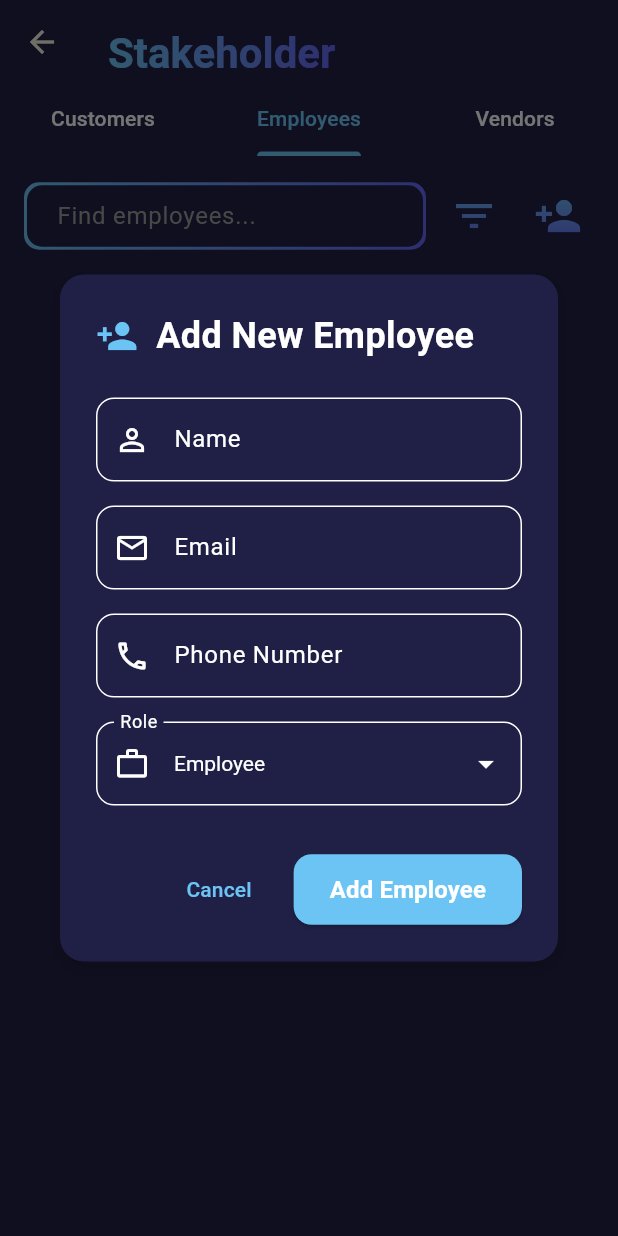
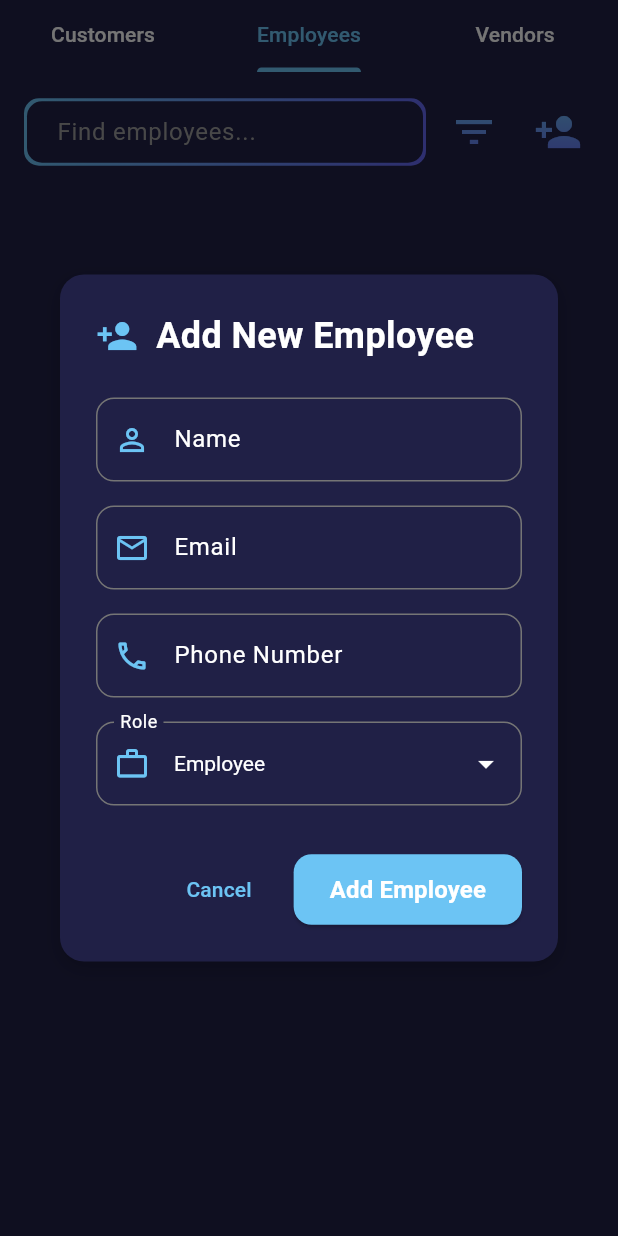
Before and after one commit to FiveM-UIT/OOD-SE100.P13-GoodGadget, a Flutter app: the StakeholderScreen screen opened directly, tab 2 chosen, after a tap on the "person add" icon, on a phone screen of 412 x 824 dp. Run offline on Flutter 3.47's test engine with Material 3 defaults, Android fonts, the phone set to English and light mode, and no system bars; our stand-ins replace bloc, cloud_firestore, equatable, firebase_auth, firebase_core, flutter_bloc and 2 more; accounts and stored records are empty; Roboto replaces fonts that are missing (Montserrat).

Commit message:
Fix_color_modal_add
Fix color for modal add employee, icon color, border color and text color

```diff
--- a/lib/screens/stakeholder/employees/employees_screen_view.dart
+++ b/lib/screens/stakeholder/employees/employees_screen_view.dart
@@ -92,17 +92,17 @@ class _EmployeesScreenState extends State<EmployeesScreen> {
                         decoration: InputDecoration(
                           labelText: 'Name',
                           hintText: 'Enter employee name',
-                          prefixIcon: const Icon(
+                          prefixIcon: Icon(
                             Icons.person_outline,
-                            color: Colors.white,
+                            color: Theme.of(context).primaryColor,
                           ),
                           border: OutlineInputBorder(
                             borderRadius: BorderRadius.circular(12),
-                            borderSide: const BorderSide(color: Colors.white),
+                            borderSide: BorderSide(color: Colors.grey.shade600),
                           ),
                           enabledBorder: OutlineInputBorder(
                             borderRadius: BorderRadius.circular(12),
-                            borderSide: const BorderSide(color: Colors.white),
+                            borderSide: BorderSide(color: Colors.grey.shade600),
                           ),
                           focusedBorder: OutlineInputBorder(
                             borderRadius: BorderRadius.circular(12),
@@ -140,17 +140,17 @@ class _EmployeesScreenState extends State<EmployeesScreen> {
                         decoration: InputDecoration(
                           labelText: 'Email',
                           hintText: 'Enter email address',
-                          prefixIcon: const Icon(
+                          prefixIcon: Icon(
                             Icons.email_outlined,
-                            color: Colors.white,
+                            color: Theme.of(context).primaryColor,
                           ),
                           border: OutlineInputBorder(
                             borderRadius: BorderRadius.circular(12),
-                            borderSide: const BorderSide(color: Colors.white),
+                            borderSide: BorderSide(color: Colors.grey.shade600),
                           ),
                           enabledBorder: OutlineInputBorder(
                             borderRadius: BorderRadius.circular(12),
-                            borderSide: const BorderSide(color: Colors.white),
+                            borderSide: BorderSide(color: Colors.grey.shade600),
                           ),
                           focusedBorder: OutlineInputBorder(
                             borderRadius: BorderRadius.circular(12),
@@ -183,17 +183,17 @@ class _EmployeesScreenState extends State<EmployeesScreen> {
                         decoration: InputDecoration(
                           labelText: 'Phone Number',
                           hintText: 'Enter phone number',
-                          prefixIcon: const Icon(
+                          prefixIcon: Icon(
                             Icons.phone_outlined,
-                            color: Colors.white,
+                            color: Theme.of(context).primaryColor,
                           ),
                           border: OutlineInputBorder(
                             borderRadius: BorderRadius.circular(12),
-                            borderSide: const BorderSide(color: Colors.white),
+                            borderSide: BorderSide(color: Colors.grey.shade600),
                           ),
                           enabledBorder: OutlineInputBorder(
                             borderRadius: BorderRadius.circular(12),
-                            borderSide: const BorderSide(color: Colors.white),
+                            borderSide: BorderSide(color: Colors.grey.shade600),
                           ),
                           focusedBorder: OutlineInputBorder(
                             borderRadius: BorderRadius.circular(12),
@@ -227,17 +227,17 @@ class _EmployeesScreenState extends State<EmployeesScreen> {
                             value: selectedRole,
                             decoration: InputDecoration(
                               labelText: 'Role',
-                              prefixIcon: const Icon(
+                              prefixIcon: Icon(
                                 Icons.work_outline,
-                                color: Colors.white,
+                                color: Theme.of(context).primaryColor,
                               ),
                               border: OutlineInputBorder(
                                 borderRadius: BorderRadius.circular(12),
-                                borderSide: const BorderSide(color: Colors.white),
+                                borderSide: BorderSide(color: Colors.grey.shade600),
                               ),
                               enabledBorder: OutlineInputBorder(
                                 borderRadius: BorderRadius.circular(12),
-                                borderSide: const BorderSide(color: Colors.white),
+                                borderSide: BorderSide(color: Colors.grey.shade600),
                               ),
                               focusedBorder: OutlineInputBorder(
                                 borderRadius: BorderRadius.circular(12),
--- a/lib/screens/stakeholder/stakeholder_screen_view.dart
+++ b/lib/screens/stakeholder/stakeholder_screen_view.dart
@@ -39,15 +39,10 @@ class _StakeholderScreenState extends State<StakeholderScreen> {
             },
             child: Scaffold(
               appBar: AppBar(
-                backgroundColor: Colors.transparent,
-                elevation: 0,
-
-                title: const Padding(
-                  padding: EdgeInsets.only(top: 16.0),
-                  child: GradientText(text: 'Stakeholder'),
-                ),
-                bottom: TabBar(
-
+                toolbarHeight: 0,
+                bottom: PreferredSize(
+                  preferredSize: const Size.fromHeight(48),
+                  child: TabBar(
                     onTap: (index) {
                       context.read<StakeholderScreenCubit>().changeTab(index);
                     },
@@ -60,6 +55,7 @@ class _StakeholderScreenState extends State<StakeholderScreen> {
                       Tab(text: 'Employees'),
                       Tab(text: 'Vendors'),
                     ],
+                  ),
                 ),
               ),
               body: SafeArea(
```
Lines whose indentation alone changed are shown as unchanged.
